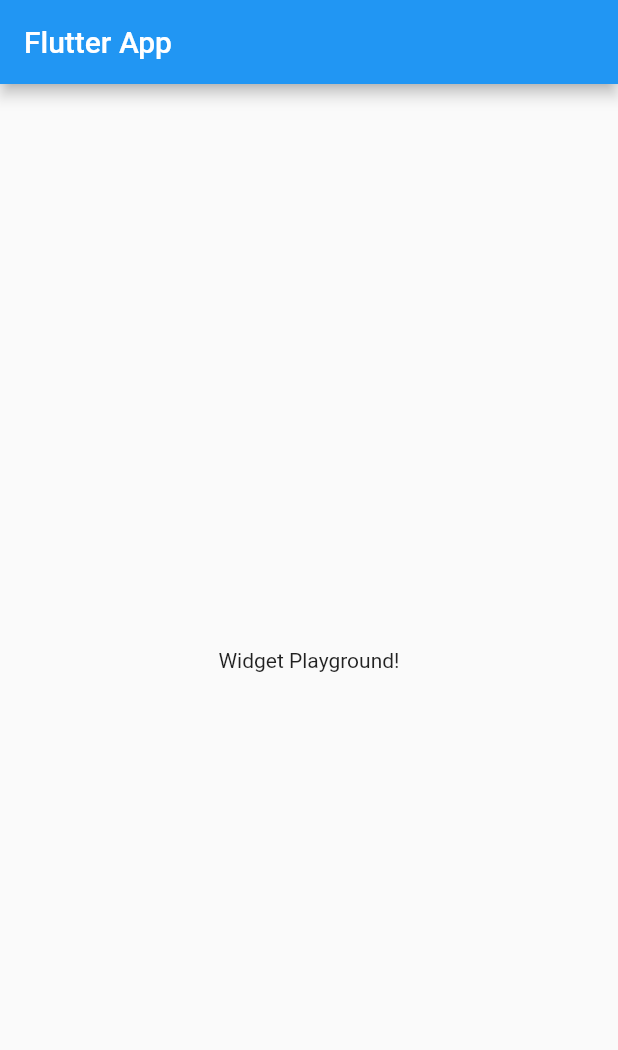
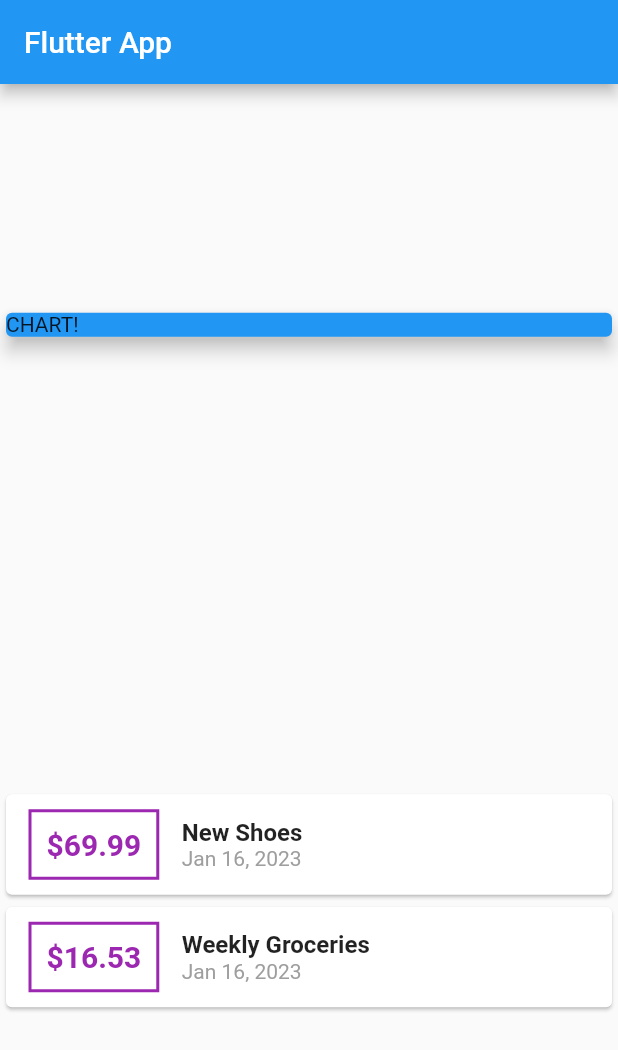
Before and after one commit to steadysamwise4/expense_planner, a Flutter app: the screen it shows after launch, on a phone screen of 412 x 824 dp. Shown: the top 1050 px of the screen. Run offline on Flutter 3.47's test engine with Material 2 defaults, Android fonts, the phone set to English and light mode, and no system bars.

Commit message:
styled and formatted hard-coded transactions

```diff
--- a/lib/main.dart
+++ b/lib/main.dart
@@ -1,13 +1,15 @@
 import 'package:flutter/material.dart';
+import './transaction.dart';
+import 'package:intl/intl.dart';
 
-void main() => runApp(MyApp());
+void main() => runApp(const MyApp());
 
 class MyApp extends StatelessWidget {
   const MyApp({super.key});
 
   @override
   Widget build(BuildContext context) {
-    return const MaterialApp(
+    return MaterialApp(
       title: 'Flutter App',
       home: MyHomePage(),
     );
@@ -15,17 +17,75 @@ class MyApp extends StatelessWidget {
 }
 
 class MyHomePage extends StatelessWidget {
-  const MyHomePage({super.key});
+  MyHomePage({super.key});
+
+  final List<Transaction> transactions = [
+    Transaction(
+        id: 't1', title: 'New Shoes', amount: 69.99, date: DateTime.now()),
+    Transaction(
+        id: 't2',
+        title: 'Weekly Groceries',
+        amount: 16.53,
+        date: DateTime.now()),
+  ];
 
   @override
   Widget build(BuildContext context) {
     return Scaffold(
-      appBar: AppBar(
-        title: const Text('Flutter App'),
-      ),
-      body: const Center(
-        child: Text('Widget Playground!'),
-      ),
-    );
+        appBar: AppBar(
+          title: const Text('Flutter App'),
+        ),
+        body: Column(
+          mainAxisAlignment: MainAxisAlignment.spaceAround,
+          crossAxisAlignment: CrossAxisAlignment.center,
+          children: <Widget>[
+            Container(
+              width: double.infinity,
+              child: const Card(
+                elevation: 5,
+                color: Colors.blue,
+                child: Text('CHART!'),
+              ),
+            ),
+            Column(
+              children: transactions.map((tx) {
+                return Card(
+                  child: Row(children: <Widget>[
+                    Container(
+                      margin: const EdgeInsets.symmetric(
+                          vertical: 10, horizontal: 15),
+                      decoration: BoxDecoration(
+                          border: Border.all(
+                        color: Colors.purple,
+                        width: 2,
+                      )),
+                      padding: const EdgeInsets.all(10),
+                      child: Text('\$${tx.amount}',
+                          style: const TextStyle(
+                            fontWeight: FontWeight.bold,
+                            fontSize: 20,
+                            color: Colors.purple,
+                          )),
+                    ),
+                    Column(
+                      crossAxisAlignment: CrossAxisAlignment.start,
+                      children: <Widget>[
+                        Text(tx.title,
+                            style: const TextStyle(
+                              fontSize: 16,
+                              fontWeight: FontWeight.bold,
+                            )),
+                        Text(DateFormat.yMMMd().format(tx.date),
+                            style: const TextStyle(
+                              color: Colors.grey,
+                            )),
+                      ],
+                    )
+                  ]),
+                );
+              }).toList(),
+            )
+          ],
+        ));
   }
 }
--- /dev/null
+++ b/lib/transaction.dart
@@ -0,0 +1,12 @@
+class Transaction {
+  String id;
+  String title;
+  double amount;
+  DateTime date;
+
+  Transaction(
+      {required this.id,
+      required this.title,
+      required this.amount,
+      required this.date});
+}
--- a/pubspec.yaml
+++ b/pubspec.yaml
@@ -3,7 +3,7 @@ description: A new Flutter project.
 
 # The following line prevents the package from being accidentally published to
 # pub.dev using `flutter pub publish`. This is preferred for private packages.
-publish_to: 'none' # Remove this line if you wish to publish to pub.dev
+publish_to: "none" # Remove this line if you wish to publish to pub.dev
 
 # The following defines the version and build number for your application.
 # A version number is three numbers separated by dots, like 1.2.43
@@ -20,7 +20,7 @@ publish_to: 'none' # Remove this line if you wish to publish to pub.dev
 version: 1.0.0+1
 
 environment:
-  sdk: '>=2.18.5 <3.0.0'
+  sdk: ">=2.18.5 <3.0.0"
 
 # Dependencies specify other packages that your package needs in order to work.
 # To automatically upgrade your package dependencies to the latest versions
@@ -32,6 +32,7 @@ dependencies:
   flutter:
     sdk: flutter
 
+  intl: ^0.18.0
 
   # The following adds the Cupertino Icons font to your application.
   # Use with the CupertinoIcons class for iOS style icons.
@@ -53,7 +54,6 @@ dev_dependencies:
 
 # The following section is specific to Flutter packages.
 flutter:
-
   # The following line ensures that the Material Icons font is
   # included with your application, so that you can use the icons in
   # the material Icons class.
```
Also changed, not shown: pubspec.lock.
